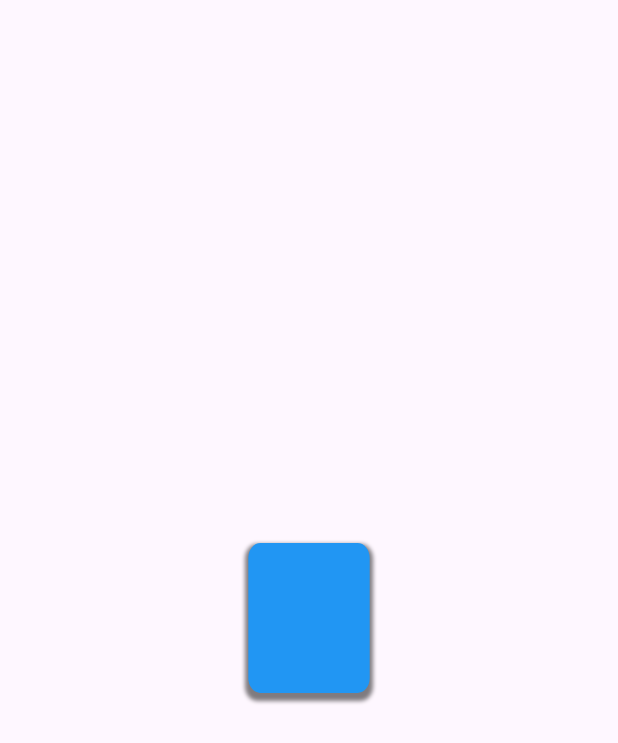
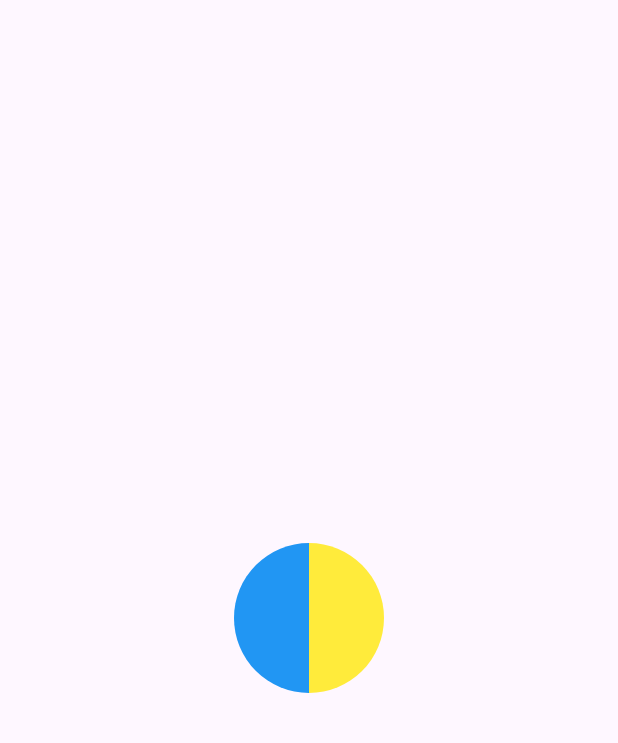
Before and after one commit to kinleyrabgay/flutter_animation_course, a Flutter app: the screen it shows after launch, on a phone screen of 412 x 824 dp. Shown: the top 743 px of the screen. Run offline on Flutter 3.47's test engine with Material 3 defaults, Android fonts, the phone set to English and light mode, and no system bars.

Commit message:
app: animating circular container
Signed-off-by: kinleyrabgay <fsd.rabgay@gmail.com>

```diff
--- /dev/null
+++ b/lib/example2/example2.dart
@@ -0,0 +1,216 @@
+import 'package:flutter/material.dart';
+import 'dart:math' show pi;
+
+enum CircleSide {
+  left,
+  right,
+}
+
+extension ToPath on CircleSide {
+  Path toPath(Size size) {
+    final path = Path();
+
+    late Offset offset;
+    late bool clockwise;
+
+    /// Path (Pencil) in normal is at (0, 0)
+    switch (this) {
+      case CircleSide.left:
+        path.moveTo(size.width, 0);
+        offset = Offset(size.width, size.height);
+        clockwise = false;
+        break;
+      case CircleSide.right:
+        offset = Offset(0, size.height);
+        clockwise = true;
+        break;
+    }
+
+    path.arcToPoint(
+      offset,
+      radius: Radius.elliptical(size.width / 2, size.height / 2),
+      clockwise: clockwise,
+    );
+
+    path.close();
+    return path;
+  }
+}
+
+class HalfCircleClipper extends CustomClipper<Path> {
+  final CircleSide side;
+
+  HalfCircleClipper({required this.side});
+
+  @override
+  Path getClip(Size size) => side.toPath(size);
+
+  /// Something happen, do you want to redraw the path ( To Parent Widget )
+  @override
+  bool shouldReclip(covariant CustomClipper<Path> oldClipper) => true;
+}
+
+class Example2 extends StatefulWidget {
+  const Example2({super.key});
+
+  @override
+  State<Example2> createState() => _Example2State();
+}
+
+extension on VoidCallback {
+  Future<void> delayed(Duration duration) => Future.delayed(duration, this);
+}
+
+class _Example2State extends State<Example2> with TickerProviderStateMixin {
+  /// Clipper, define what shape to keep
+  late AnimationController _counterClockWiseRotationController;
+  late Animation<double> _counterClockWiseRotationAnimation;
+
+  late AnimationController _flipAnimationController;
+  late Animation<double> _flipAnimation;
+
+  @override
+  void initState() {
+    super.initState();
+    _counterClockWiseRotationController = AnimationController(
+      vsync: this,
+      duration: const Duration(seconds: 2),
+    );
+
+    _counterClockWiseRotationAnimation = Tween<double>(
+      begin: 0.0,
+      end: -(pi / 2),
+    ).animate(
+      CurvedAnimation(
+        parent: _counterClockWiseRotationController,
+        curve: Curves.bounceOut,
+      ),
+    );
+
+    _flipAnimationController = AnimationController(
+      vsync: this,
+      duration: const Duration(seconds: 2),
+    );
+
+    _flipAnimation = Tween<double>(
+      begin: 0.0,
+      end: pi,
+    ).animate(
+      CurvedAnimation(
+        parent: _flipAnimationController,
+        curve: Curves.bounceOut,
+      ),
+    );
+
+    // Listen to _counterClockWiseRotationController is finished, animate from current point
+    _counterClockWiseRotationController.addStatusListener((status) {
+      if (status == AnimationStatus.completed) {
+        _flipAnimation = Tween<double>(
+          begin: _flipAnimation.value,
+          end: _flipAnimation.value + pi,
+        ).animate(
+          CurvedAnimation(
+            parent: _flipAnimationController,
+            curve: Curves.bounceOut,
+          ),
+        );
+
+        // Reset the _flipAnimationController
+        _flipAnimationController
+          ..reset()
+          ..forward();
+      }
+    });
+
+    _flipAnimationController.addStatusListener((status) {
+      if (status == AnimationStatus.completed) {
+        _counterClockWiseRotationAnimation = Tween<double>(
+          begin: _counterClockWiseRotationAnimation.value,
+          end: _counterClockWiseRotationAnimation.value + -(pi / 2),
+        ).animate(
+          CurvedAnimation(
+            parent: _counterClockWiseRotationController,
+            curve: Curves.bounceOut,
+          ),
+        );
+
+        _counterClockWiseRotationController
+          ..reset()
+          ..forward();
+      }
+    });
+  }
+
+  @override
+  void dispose() {
+    _counterClockWiseRotationController.dispose();
+    _flipAnimationController.dispose();
+    super.dispose();
+  }
+
+  @override
+  Widget build(BuildContext context) {
+    // When the build function is called, reset the animation, start from 0
+    _counterClockWiseRotationController
+      ..reset()
+      ..forward.delayed(const Duration(
+        seconds: 1,
+      ));
+
+    return Scaffold(
+      body: Center(
+        child: AnimatedBuilder(
+          animation: _counterClockWiseRotationAnimation,
+          builder: (context, child) {
+            return Transform(
+              alignment: Alignment.center,
+              transform: Matrix4.identity()
+                ..rotateZ(_counterClockWiseRotationAnimation.value),
+              child: Row(
+                mainAxisAlignment: MainAxisAlignment.center,
+                children: [
+                  AnimatedBuilder(
+                    animation: _flipAnimationController,
+                    builder: (context, child) {
+                      return Transform(
+                        alignment: Alignment.centerRight,
+                        transform: Matrix4.identity()
+                          ..rotateY(_flipAnimation.value),
+                        child: ClipPath(
+                          clipper: HalfCircleClipper(side: CircleSide.left),
+                          child: Container(
+                            width: 100,
+                            height: 100,
+                            color: Colors.blue,
+                          ),
+                        ),
+                      );
+                    },
+                  ),
+                  AnimatedBuilder(
+                    animation: _flipAnimationController,
+                    builder: (context, child) {
+                      return Transform(
+                        alignment: Alignment.centerLeft,
+                        transform: Matrix4.identity()
+                          ..rotateY(_flipAnimation.value),
+                        child: ClipPath(
+                          clipper: HalfCircleClipper(side: CircleSide.right),
+                          child: Container(
+                            width: 100,
+                            height: 100,
+                            color: Colors.yellow,
+                          ),
+                        ),
+                      );
+                    },
+                  )
+                ],
+              ),
+            );
+          },
+        ),
+      ),
+    );
+  }
+}
--- a/lib/main.dart
+++ b/lib/main.dart
@@ -1,5 +1,5 @@
 import 'package:flutter/material.dart';
-import 'package:flutter_animation_course/example1/example1.dart';
+import 'package:flutter_animation_course/example2/example2.dart';
 
 void main() {
   runApp(const MyApp());
@@ -17,7 +17,7 @@
         colorScheme: ColorScheme.fromSeed(seedColor: Colors.deepPurple),
         useMaterial3: true,
       ),
-      home: const Example1(),
+      home: const Example2(),
     );
   }
 }
```
